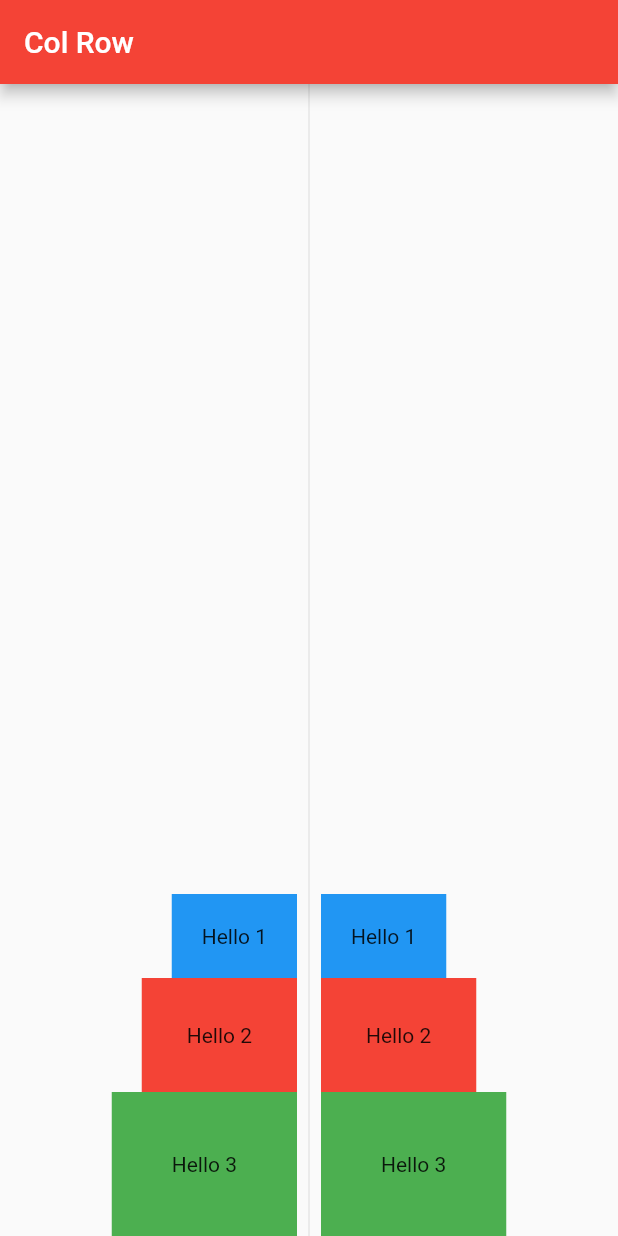
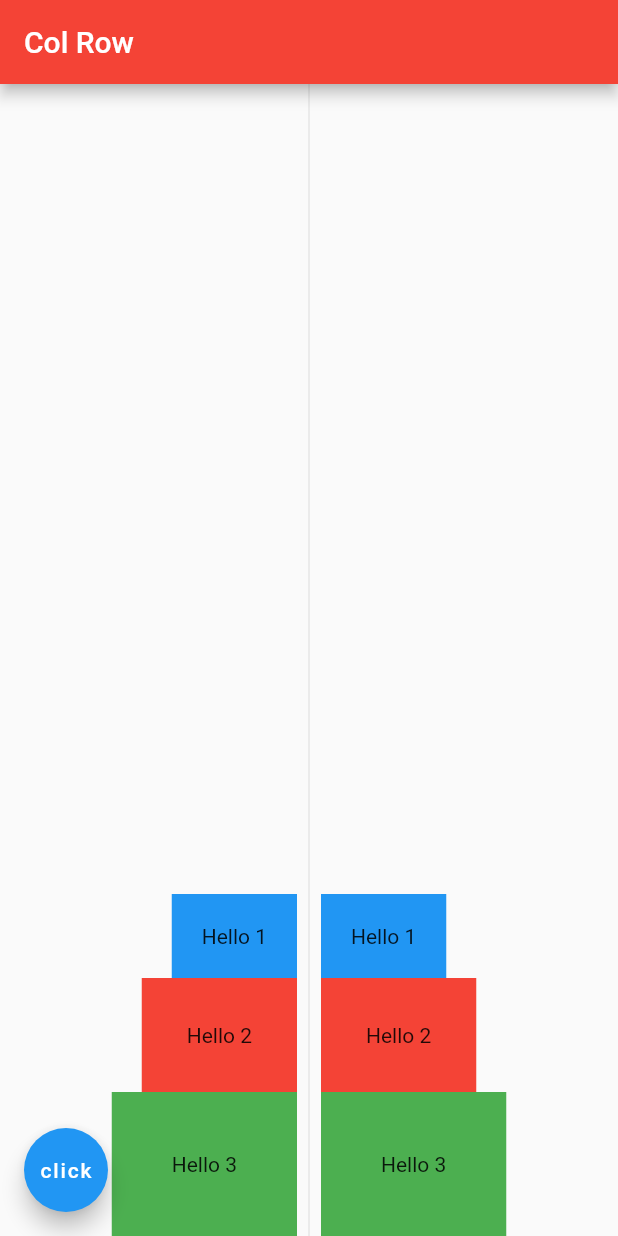
Before and after one commit to Taste-the-Thunder/flutter-col-row-exe, a Flutter app: the screen it shows after launch, on a phone screen of 412 x 824 dp. Run offline on Flutter 3.47's test engine with Material 2 defaults, Android fonts, the phone set to English and light mode, and no system bars.

Commit message:
floting buttons

```diff
--- a/lib/main.dart
+++ b/lib/main.dart
@@ -60,7 +60,12 @@ class MyApp extends StatelessWidget{
               ],
             )
           ],
-        )
+        ),
+        floatingActionButtonLocation: FloatingActionButtonLocation.startFloat,
+        floatingActionButton: FloatingActionButton(
+          onPressed: null,
+          child: Text('click'),
+        ),
       ),
     );
   }
```
